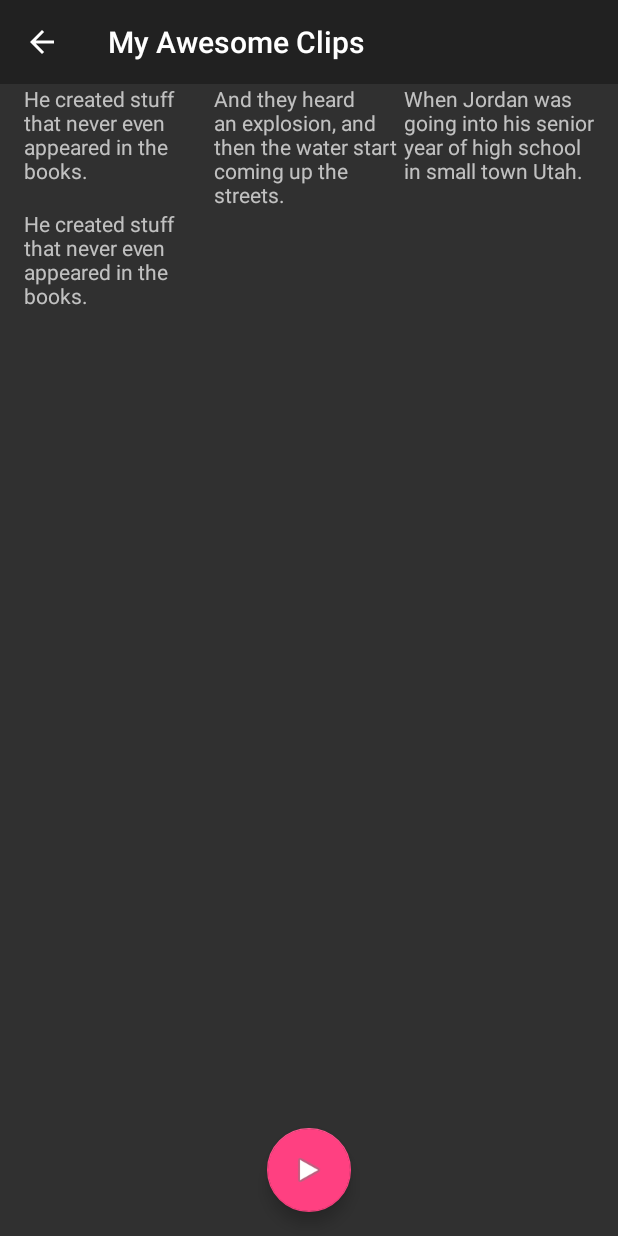
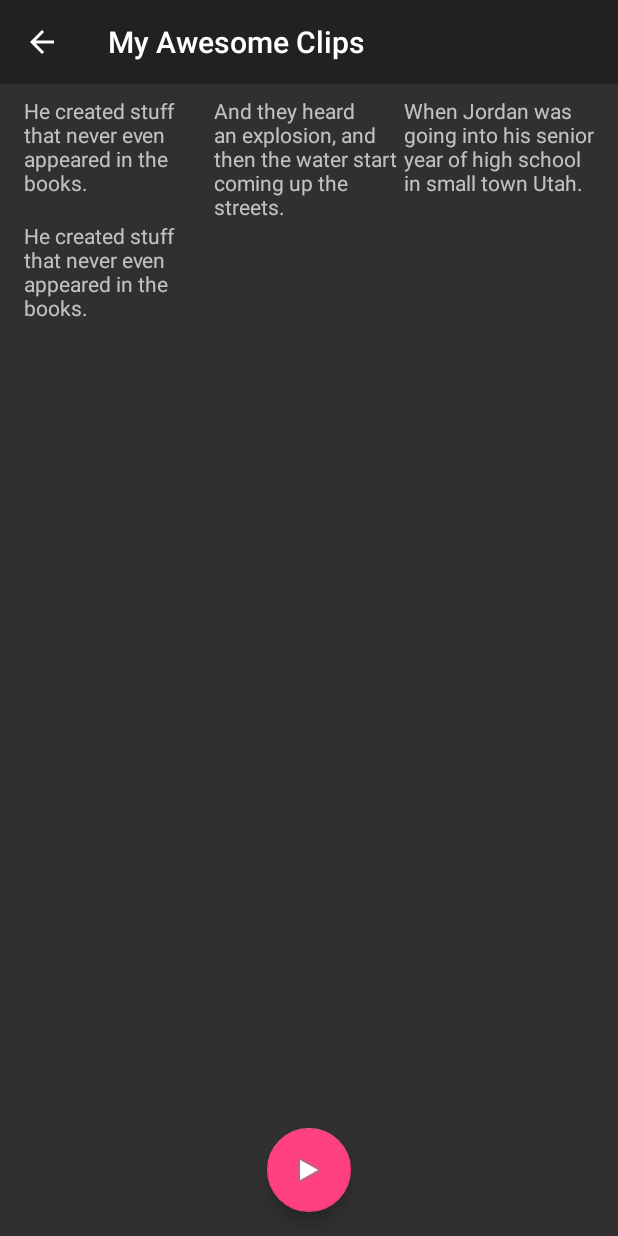
Before and after one commit to queencodemonkey/audio-hackathon-2015-boardcast, an Android app: the screen it shows after launch (BoardActivity), after a tap on "My Awesome Clips", on a phone screen of 412 x 824 dp. Run offline under Robolectric (Android 15) with nearby library versions, the phone set to English and light mode, and no system bars; our stand-ins replace ButterKnife; pictures from the network do not load; 1 statement that could not run was skipped.

Commit message:
Tweak UI and add missing docs.

```diff
--- a/app/src/main/java/com/audiohack/boardcast/ui/BoardActivity.java
+++ b/app/src/main/java/com/audiohack/boardcast/ui/BoardActivity.java
@@ -37,6 +37,9 @@ public class BoardActivity extends AppCompatActivity {
      */
     private static final String STATE_COLLECTION = "collection";
 
+    /**
+     * Number of columns in the board.
+     */
     private static final int COLUMN_COUNT = 3;
 
     //
--- a/app/src/main/res/layout/activity_board.xml
+++ b/app/src/main/res/layout/activity_board.xml
@@ -16,7 +16,9 @@
         android:layout_height="0dp"
         android:layout_weight="1"
         android:layout_marginStart="@dimen/activity_horizontal_margin"
-        android:layout_marginEnd="@dimen/activity_horizontal_margin" />
+        android:layout_marginEnd="@dimen/activity_horizontal_margin"
+        android:layout_marginTop="@dimen/board_margin_top"
+        android:layout_marginBottom="0dp" />
 
     <LinearLayout
         android:id="@+id/control_layout"
@@ -28,7 +30,7 @@
         android:gravity="center">
 
         <android.support.design.widget.FloatingActionButton
-            android:id="@+id/record_button"
+            android:id="@+id/play_button"
             android:layout_width="wrap_content"
             android:layout_height="wrap_content"
             android:layout_margin="@dimen/fab_margin"
--- a/app/src/main/res/values/dimens.xml
+++ b/app/src/main/res/values/dimens.xml
@@ -15,6 +15,9 @@
     <dimen name="collection_item_padding_bottom">12dp</dimen>
     <dimen name="collection_item_drawable_padding">40dp</dimen>
 
+    <!-- Board screen -->
+    <dimen name="board_margin_top">8dp</dimen>
+
     <!-- Clip screen -->
     <dimen name="clip_poster_size">240dp</dimen>
     <dimen name="clip_poster_margin_vertical">16dp</dimen>
```
